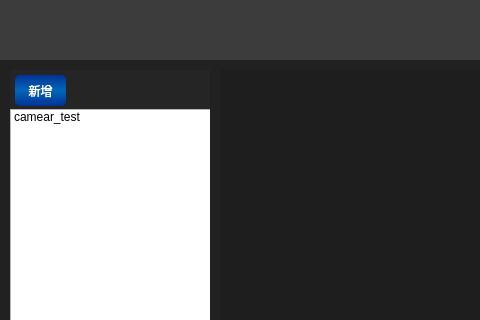
Before: the Qt Designer form src/XView/xviewer.ui in cuttingdust/code_ffmpeg, drawn with Qt 5; both pictures show x 0 to 480 and y 0 to 320 of the 800 by 600 pixel window.
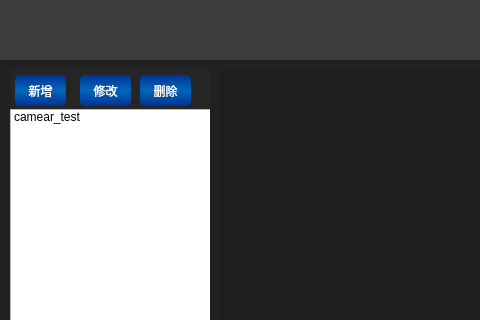
After: the same form once the commit is applied. Icons and pictures are not drawn.

Commit message: 新增删除摄像机配置功能

Diff of the .ui file:
```diff
--- a/src/XView/xviewer.ui
+++ b/src/XView/xviewer.ui
@@ -267,6 +267,32 @@
       <string>新增</string>
      </property>
     </widget>
+    <widget class="QPushButton" name="set_cam">
+     <property name="geometry">
+      <rect>
+       <x>70</x>
+       <y>5</y>
+       <width>51</width>
+       <height>31</height>
+      </rect>
+     </property>
+     <property name="text">
+      <string>修改</string>
+     </property>
+    </widget>
+    <widget class="QPushButton" name="del_cam">
+     <property name="geometry">
+      <rect>
+       <x>130</x>
+       <y>5</y>
+       <width>51</width>
+       <height>31</height>
+      </rect>
+     </property>
+     <property name="text">
+      <string>删除</string>
+     </property>
+    </widget>
    </widget>
    <widget class="QWidget" name="cams" native="true">
     <property name="geometry">
```
Left out of the diff: 34 changed lines with no effect on the pictures. The commit also changes 2 other files.
